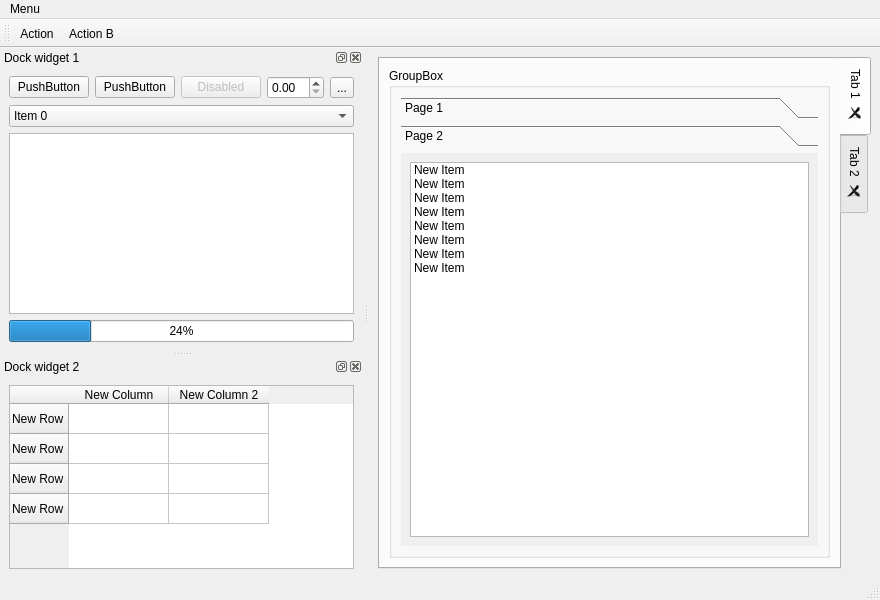
Qt form example/ui/example.ui (ColinDuquesnoy/QDarkStyleSheet) before a commit.
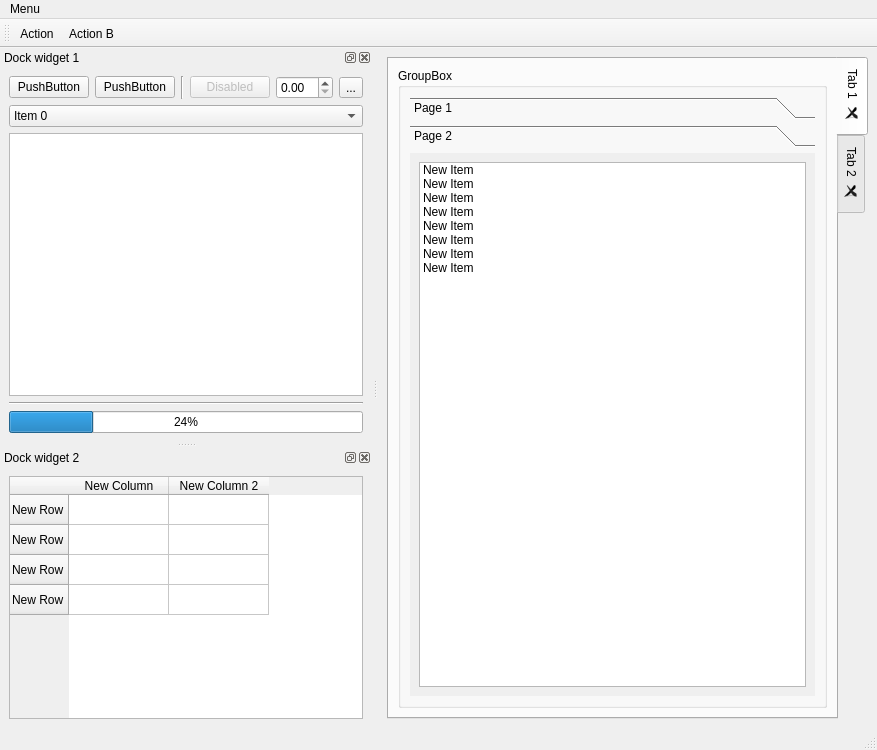
The same form after that commit. The open tabs and pages were chosen to show the change.

Diff of the .ui file:
```diff
--- a/example/ui/example.ui
+++ b/example/ui/example.ui
@@ -6,8 +6,8 @@
    <rect>
     <x>0</x>
     <y>0</y>
-    <width>880</width>
-    <height>600</height>
+    <width>877</width>
+    <height>750</height>
    </rect>
   </property>
   <property name="windowTitle">
@@ -65,8 +65,8 @@
                <rect>
                 <x>0</x>
                 <y>0</y>
-                <width>404</width>
-                <height>372</height>
+                <width>401</width>
+                <height>522</height>
                </rect>
               </property>
               <attribute name="label">
@@ -201,7 +201,7 @@
     <rect>
      <x>0</x>
      <y>0</y>
-     <width>880</width>
+     <width>877</width>
      <height>28</height>
     </rect>
    </property>
@@ -247,6 +247,13 @@
          </property>
         </widget>
        </item>
+       <item>
+        <widget class="Line" name="line_2">
+         <property name="orientation">
+          <enum>Qt::Vertical</enum>
+         </property>
+        </widget>
+       </item>
        <item>
         <widget class="QPushButton" name="pushButton_3">
          <property name="enabled">
@@ -288,6 +295,13 @@
        <item>
         <widget class="QTextEdit" name="textEdit"/>
        </item>
+       <item>
+        <widget class="Line" name="line">
+         <property name="orientation">
+          <enum>Qt::Horizontal</enum>
+         </property>
+        </widget>
+       </item>
        <item>
         <widget class="QProgressBar" name="progressBar">
          <property name="value">
```
Left out of the diff: 4 changed lines with no effect on the pictures.
